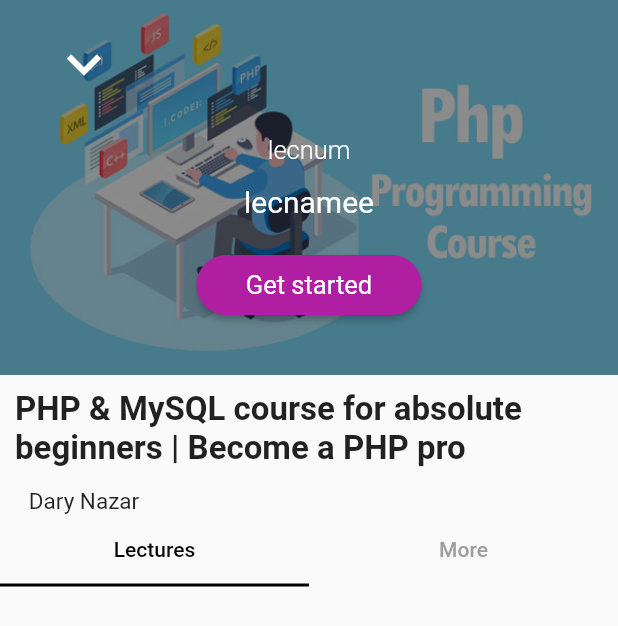
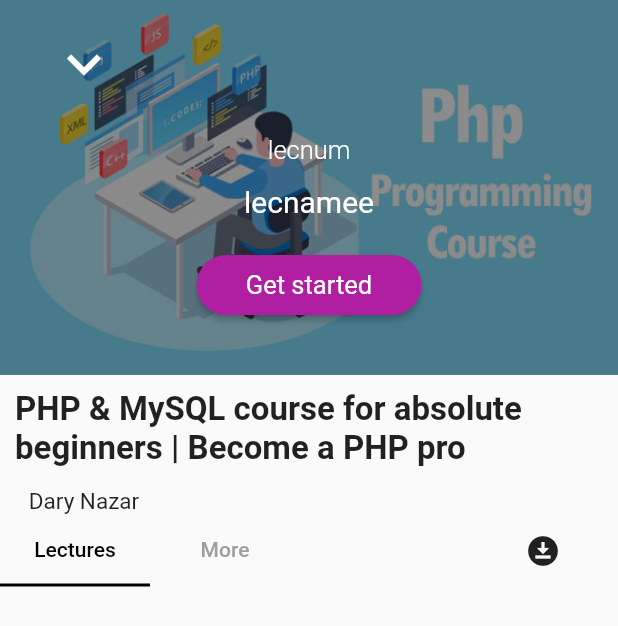
Before and after one commit to mowafiq/udemy_project, a Flutter app: the screen it shows after launch, on a phone screen of 412 x 824 dp. Shown: the top 626 px of the screen. Run offline on Flutter 3.47's test engine with Material 2 defaults, Android fonts, the phone set to English and light mode, and no system bars.

Commit message:
adding icon to tabbar

```diff
--- a/lib/bhar/incourse.dart
+++ b/lib/bhar/incourse.dart
@@ -55,16 +55,18 @@ class _InCourseState extends State<InCourse>with TickerProviderStateMixin {
                   ),
 
 
+
+
                  Padding(
                      padding: const EdgeInsets.only(left: 10,top: 10),
                       child: Text("PHP & MySQL course for absolute beginners | Become a PHP pro",style: TextStyle(fontSize: 22,fontWeight: FontWeight.w700)),
                    ),
 
 
-          const SizedBox(height: 3,),
+            const SizedBox(height: 3,),
 
 
-                Padding(
+                  Padding(
                      padding: const EdgeInsets.only(right: 300,top: 10),
                      child: Text("Dary Nazar",style: TextStyle(fontSize: 15),),
                   ),
@@ -72,16 +74,24 @@ class _InCourseState extends State<InCourse>with TickerProviderStateMixin {
 
 
 
-                Container(child: TabBar(controller: _tabController,indicatorColor: Colors.black,
-                labelColor: Colors.black,unselectedLabelColor: Colors.grey,tabs: [Tab(text: "Lectures",),Tab(text: "More",)],),),
+                    Row(
+                         children: [Container(width: 200,
+                            child: Container(child:
+                                      Container(child: TabBar(controller: _tabController,indicatorColor: Colors.black,
+                                                labelColor: Colors.black,unselectedLabelColor: Colors.grey,tabs: [Tab(text: "Lectures",),Tab(text: "More",)],),
+                                                ),
+                                         )
+                                      ),
 
 
+                                    Padding(
+                                       padding: const EdgeInsets.only(left: 150),
+                                       child: Icon(Icons.download_for_offline),
+                                           )
 
 
-
-
-
-
+  ],
+                ),
 
 
 
```
